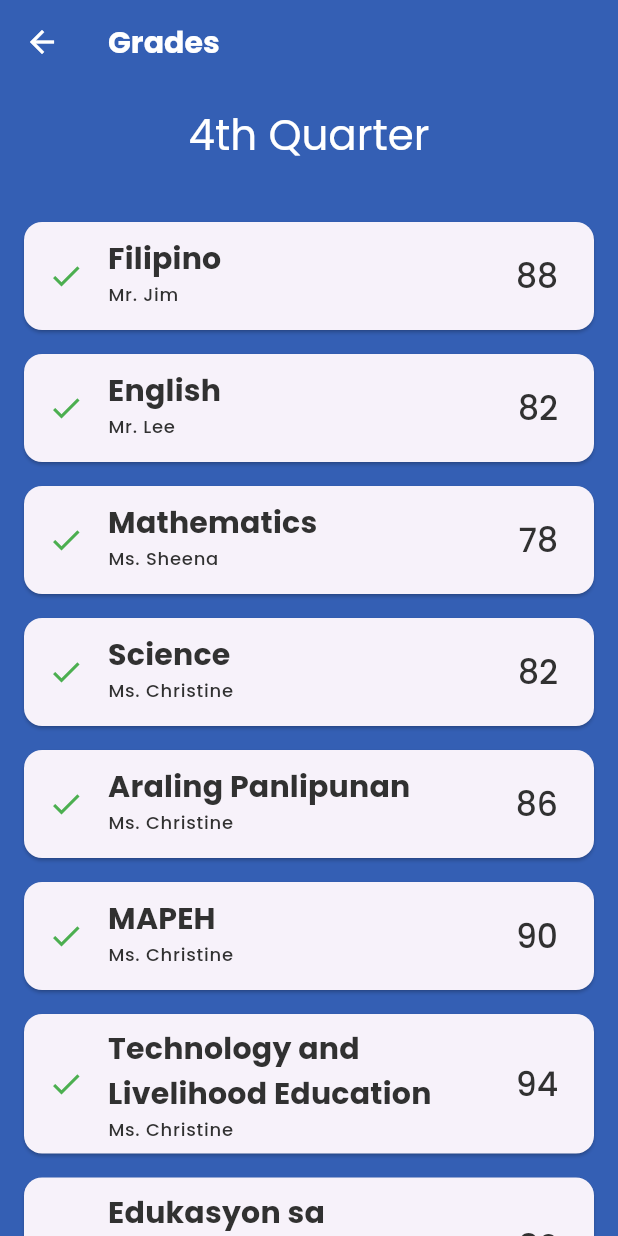
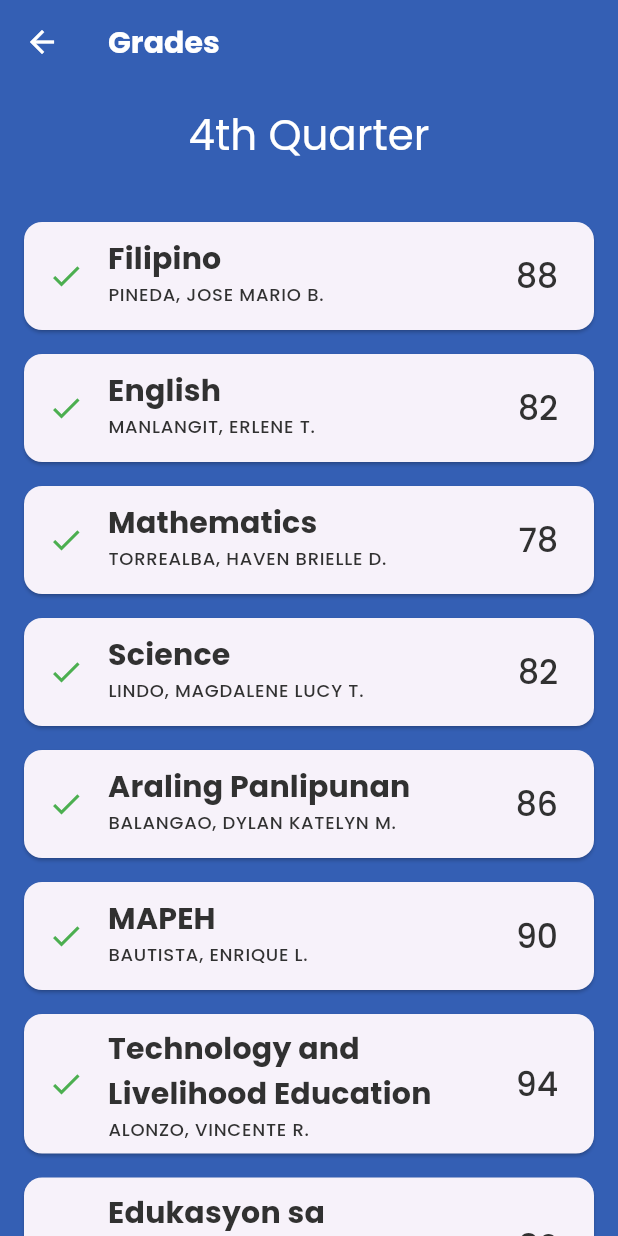
Before and after one commit to johnneldine-abrahan/Group4-IT3304_AppDev-FinalProj, a Flutter app: the Grades screen opened by its route, on a phone screen of 412 x 824 dp. Run offline on Flutter 3.47's test engine with Material 3 defaults, Android fonts, the phone set to English and light mode, and no system bars; our stand-ins replace flutter_svg, google_fonts.

Commit message:
grades update

```diff
--- a/lib/screens/grades/grades.dart
+++ b/lib/screens/grades/grades.dart
@@ -52,15 +52,15 @@ class _GradesState extends State<Grades> with TickerProviderStateMixin {
               child: ListView(
                 padding: EdgeInsets.all(16.0),
                 children: [
-                  GradeCard(subject: 'Filipino', teacher: 'Mr. Jim', grade: 88),
-                  GradeCard(subject: 'English', teacher: 'Mr. Lee', grade: 82),
-                  GradeCard(subject: 'Mathematics', teacher: 'Ms. Sheena', grade: 78),
-                  GradeCard(subject: 'Science', teacher: 'Ms. Christine', grade: 82),
-                  GradeCard(subject: 'Araling Panlipunan', teacher: 'Ms. Christine', grade: 86),
-                  GradeCard(subject: 'MAPEH', teacher: 'Ms. Christine', grade: 90),
-                  GradeCard(subject: 'Technology and Livelihood Education', teacher: 'Ms. Christine', grade: 94),
-                  GradeCard(subject: 'Edukasyon sa Pagpapakatao', teacher: 'Ms. Christine', grade: 82),
-                  GradeCard(subject: 'Computer', teacher: 'Ms. Christine', grade: 89),
+                  GradeCard(subject: 'Filipino', teacher: 'PINEDA, JOSE MARIO B.', grade: 88),
+                  GradeCard(subject: 'English', teacher: 'MANLANGIT, ERLENE T.', grade: 82),
+                  GradeCard(subject: 'Mathematics', teacher: 'TORREALBA, HAVEN BRIELLE D.', grade: 78),
+                  GradeCard(subject: 'Science', teacher: 'LINDO, MAGDALENE LUCY T.', grade: 82),
+                  GradeCard(subject: 'Araling Panlipunan', teacher: 'BALANGAO, DYLAN KATELYN M.', grade: 86),
+                  GradeCard(subject: 'MAPEH', teacher: 'BAUTISTA, ENRIQUE L.', grade: 90),
+                  GradeCard(subject: 'Technology and Livelihood Education', teacher: 'ALONZO, VINCENTE R.', grade: 94),
+                  GradeCard(subject: 'Edukasyon sa Pagpapakatao', teacher: 'DELA CRUZ, CLARISSA O.', grade: 82),
+                  GradeCard(subject: 'Computer', teacher: 'NAVARRO, LOURDES C.', grade: 89),
                 ],
               ),
             ),
--- a/lib/screens/view_all_grades/view_all_grades.dart
+++ b/lib/screens/view_all_grades/view_all_grades.dart
@@ -47,15 +47,15 @@ class _View_All_GradesState extends State<View_All_Grades> with TickerProviderSt
               ),
             ),
             SizedBox(height: 16.0),
-            GradeCard(subject: 'Filipino', teacher: 'Mr. Jim', grade: 88),
-            GradeCard(subject: 'English', teacher: 'Mr. Lee', grade: 82),
-            GradeCard(subject: 'Mathematics', teacher: 'Ms. Sheena', grade: 78),
-            GradeCard(subject: 'Science', teacher: 'Ms. Christine', grade: 82),
-            GradeCard(subject: 'Araling Panlipunan', teacher: 'Ms. Christine', grade: 86),
-            GradeCard(subject: 'MAPEH', teacher: 'Ms. Christine', grade: 90),
-            GradeCard(subject: 'Technology and Livelihood Education', teacher: 'Ms. Christine', grade: 94),
-            GradeCard(subject: 'Edukasyon sa Pagpapakatao', teacher: 'Ms. Christine', grade: 82),
-            GradeCard(subject: 'Computer', teacher: 'Ms. Christine', grade: 89),
+             GradeCard(subject: 'Filipino', teacher: 'PINEDA, JOSE MARIO B.', grade: 88),
+             GradeCard(subject: 'English', teacher: 'MANLANGIT, ERLENE T.', grade: 82),
+             GradeCard(subject: 'Mathematics', teacher: 'TORREALBA, HAVEN BRIELLE D.', grade: 78),
+             GradeCard(subject: 'Science', teacher: 'LINDO, MAGDALENE LUCY T.', grade: 82),
+             GradeCard(subject: 'Araling Panlipunan', teacher: 'BALANGAO, DYLAN KATELYN M.', grade: 86),
+             GradeCard(subject: 'MAPEH', teacher: 'BAUTISTA, ENRIQUE L.', grade: 90),
+             GradeCard(subject: 'Technology and Livelihood Education', teacher: 'ALONZO, VINCENTE R.', grade: 94),
+             GradeCard(subject: 'Edukasyon sa Pagpapakatao', teacher: 'DELA CRUZ, CLARISSA O.', grade: 82),
+             GradeCard(subject: 'Computer', teacher: 'NAVARRO, LOURDES C.', grade: 89),
           ],
         ),
       ),
```
